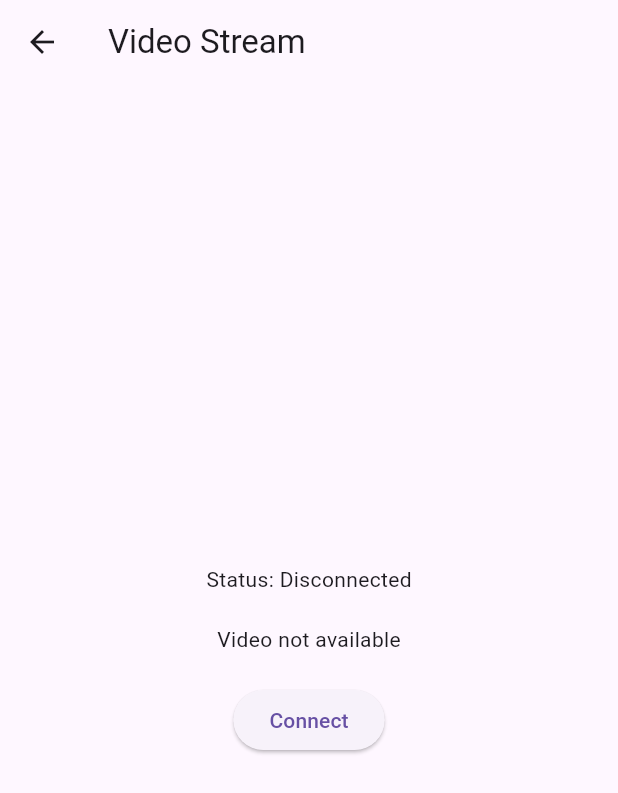
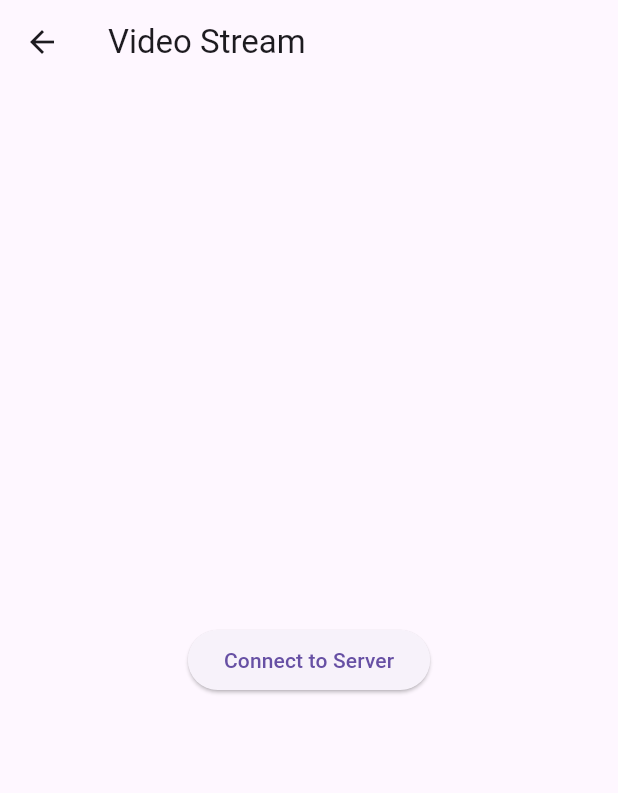
Before and after one commit to eodudrepublic/AlphatronApp, a Flutter app: the screen it shows after launch, on a phone screen of 412 x 824 dp. Shown: the top 793 px of the screen. Run offline on Flutter 3.47's test engine with Material 3 defaults, Android fonts, the phone set to English and light mode, and no system bars; our stand-ins replace firebase_auth, firebase_core, get, google_sign_in; missing offline and left inert: flutter_vlc_player, flutter_webrtc; accounts and stored records are empty.

Commit message:
feat - WebSocket 기반 비디오 스트리밍 기능 구현  - VideoStreamModel: WebSocket을 통해 비디오 스트림 데이터를 수신하는 모델 클래스 추가  - VideoStreamController: 수신된 데이터를 파일에 저장하고 VLC 플레이어로 재생하는 컨트롤러 구현  - VideoStreamView: 서버 연결 및 비디오 스트리밍을 위한 UI 구성

```diff
--- a/lib/model/ws_streaming/video_stream_model.dart
+++ b/lib/model/ws_streaming/video_stream_model.dart
@@ -1,10 +1,53 @@
+import 'dart:async';
+import 'dart:typed_data';
 import 'package:get/get.dart';
+import 'package:web_socket_channel/web_socket_channel.dart';
 
+// VideoStreamModel 클래스는 WebSocket을 통해 서버와 비디오 스트리밍 데이터를 주고받는 모델을 정의합니다.
 class VideoStreamModel {
-  final RxString url = ''.obs;
-  final RxString status = 'Disconnected'.obs;
+  late WebSocketChannel channel; // WebSocketChannel 객체를 통해 WebSocket 연결을 관리합니다.
+  RxBool isConnected = false
+      .obs; // RxBool을 사용하여 WebSocket 연결 상태를 관찰할 수 있습니다. GetX의 리액티브 프로그래밍 기능을 활용합니다.
+  final streamController = StreamController<
+      Uint8List>.broadcast(); // Uint8List 타입의 데이터를 스트리밍하기 위한 StreamController를 생성합니다. broadcast()를 사용하여 여러 리스너가 스트림을 구독할 수 있게 합니다.
 
-  void updateUrl(String newUrl) => url.value = newUrl;
+  // 서버에 WebSocket을 통해 연결을 시도하는 비동기 함수입니다.
+  Future<void> connectToServer() async {
+    try {
+      // WebSocket 서버에 연결합니다. Uri.parse()를 사용하여 WebSocket 서버의 주소를 지정합니다.
+      channel = WebSocketChannel.connect(Uri.parse('ws://localhost:7777/test'));
+      isConnected.value = true; // 연결에 성공하면 isConnected의 값을 true로 설정합니다.
 
-  void updateStatus(String newStatus) => status.value = newStatus;
+      // WebSocket 스트림을 구독하여 서버로부터 데이터를 수신합니다.
+      channel.stream.listen(
+        (dynamic data) {
+          // 수신한 데이터가 Uint8List 타입인지 확인합니다.
+          if (data is Uint8List) {
+            streamController.add(data); // 데이터를 StreamController를 통해 스트림에 추가합니다.
+          }
+        },
+        onError: (error) {
+          // WebSocket에서 오류가 발생한 경우 오류를 출력하고, 서버 연결을 해제합니다.
+          print('Error from WebSocket: $error');
+          disconnectFromServer(); // 서버와의 연결을 해제하는 함수 호출
+        },
+        onDone: () {
+          // WebSocket 연결이 종료되었을 때 호출됩니다.
+          print('WebSocket connection closed');
+          disconnectFromServer(); // 서버와의 연결을 해제하는 함수 호출
+        },
+      );
+    } catch (e) {
+      // WebSocket 연결 시도 중 오류가 발생한 경우 오류를 출력하고, 연결 상태를 false로 설정합니다.
+      print('Error connecting to WebSocket: $e');
+      isConnected.value = false;
+    }
+  }
+
+  // WebSocket 서버와의 연결을 해제하는 함수입니다.
+  void disconnectFromServer() {
+    channel.sink.close(); // WebSocket 연결을 닫습니다.
+    isConnected.value = false; // 연결 상태를 false로 설정합니다.
+    streamController.close(); // StreamController를 닫아 스트림을 종료합니다.
+  }
 }
--- a/lib/view/ws_streaming/video_stream_view.dart
+++ b/lib/view/ws_streaming/video_stream_view.dart
@@ -3,71 +3,55 @@ import 'package:get/get.dart';
 import 'package:flutter_vlc_player/flutter_vlc_player.dart';
 import '../../provider/ws_streaming/video_stream_controller.dart';
 
-class VideoStreamView extends GetView<VideoStreamController> {
-  // VideoStreamController 인스턴스를 뷰에 주입
-  final VideoStreamController controller = Get.put(VideoStreamController());
+// VideoStreamView 클래스는 비디오 스트리밍을 위한 UI를 정의합니다.
+// 서버와의 연결, 비디오 플레이어, 연결 해제 버튼 등을 포함한 Flutter 위젯을 구성합니다.
+class VideoStreamView extends StatelessWidget {
+  const VideoStreamView({Key? key}) : super(key: key);
 
   @override
   Widget build(BuildContext context) {
+    // Get.put()을 사용하여 VideoStreamController를 인스턴스화하고, 이 컨트롤러는 UI와의 상태 관리를 담당합니다.
+    final controller = Get.put(VideoStreamController());
+
     return Scaffold(
-      appBar: AppBar(title: Text('Video Stream')), // 상단 앱바 타이틀 설정
+      appBar: AppBar(title: const Text('Video Stream')),
+      // 상단 앱 바에 'Video Stream'이라는 제목을 표시합니다.
       body: Center(
-        child: Obx(() => Column(
-              mainAxisAlignment: MainAxisAlignment.center, // 세로로 중앙 정렬
+        // Obx는 GetX의 리액티브 위젯으로, Rx 변수의 변화에 따라 UI를 자동으로 업데이트합니다.
+        child: Obx(() {
+          // 서버와 연결되지 않은 경우, 'Connect to Server' 버튼을 표시합니다.
+          if (!controller.isConnected.value) {
+            return ElevatedButton(
+              onPressed: controller.connectToServer, // 버튼을 클릭하면 서버에 연결을 시도합니다.
+              child: const Text('Connect to Server'),
+            );
+          } else {
+            // 서버와 연결된 경우, 비디오 플레이어와 'Disconnect' 버튼을 표시합니다.
+            return Column(
+              mainAxisAlignment: MainAxisAlignment.center,
               children: [
-                // 연결 상태를 텍스트로 표시
-                Text('Status: ${controller.model.status.value}'),
-
-                // URL이 비어있지 않으면 URL 표시
-                if (controller.model.url.isNotEmpty)
-                  Text('URL: ${controller.model.url.value}'),
-                SizedBox(height: 20), // 간격 추가
-
-                // 상태가 'Connected'이면 비디오 스트림을 표시
-                if (controller.model.status.value == 'Connected')
-                  Expanded(
-                    child: AspectRatio(
-                      aspectRatio: 16 / 9, // 화면 비율 설정
-                      child: controller.vlcController != null
-                          ? VlcPlayer(
-                              controller: controller.vlcController!,
-                              aspectRatio: 16 / 9,
-                              placeholder:
-                                  Center(child: CircularProgressIndicator()),
-                            )
-                          : Container(
-                              color: Colors.black, // 비디오 스트림 배경색 설정
-                              child: Center(
-                                child: Text('Initializing video player...',
-                                    style: TextStyle(
-                                        color: Colors.white)), // 초기화 중 메시지
-                              ),
-                            ),
-                    ),
-                  )
-                else
-                  // 연결 상태가 'Connected'가 아니면 비디오가 사용 불가하다는 메시지 표시
-                  Text('Video not available'),
-                SizedBox(height: 20), // 간격 추가
-
-                // 연결/연결 해제 버튼
+                Expanded(
+                  // VlcPlayer 위젯을 사용하여 비디오를 재생합니다.
+                  child: VlcPlayer(
+                    controller: controller.vlcController,
+                    // VLC 플레이어 컨트롤러를 설정합니다.
+                    aspectRatio: 16 / 9,
+                    // 비디오의 가로 세로 비율을 16:9로 설정합니다.
+                    placeholder: const Center(
+                        child:
+                            CircularProgressIndicator()), // 비디오 로딩 중에 로딩 인디케이터를 표시합니다.
+                  ),
+                ),
                 ElevatedButton(
-                  onPressed: () {
-                    if (controller.model.status.value != 'Connected') {
-                      // 연결되지 않았을 경우 연결 시도
-                      controller.createAndConnectToStream(port: 8080);
-                    } else {
-                      // 이미 연결된 경우 연결 해제
-                      controller.disconnect();
-                    }
-                  },
-                  // 버튼 텍스트: 연결 상태에 따라 'Connect' 또는 'Disconnect'
-                  child: Text(controller.model.status.value != 'Connected'
-                      ? 'Connect'
-                      : 'Disconnect'),
+                  onPressed: controller.disconnectFromServer,
+                  // 버튼을 클릭하면 서버와의 연결을 해제합니다.
+                  child: const Text(
+                      'Disconnect'), // 'Disconnect'라는 텍스트를 버튼에 표시합니다.
                 ),
               ],
-            )),
+            );
+          }
+        }),
       ),
     );
   }
--- a/pubspec.yaml
+++ b/pubspec.yaml
@@ -40,6 +40,7 @@ dependencies:
   google_sign_in: ^6.2.1
 
   provider: ^6.1.2
+  path_provider: ^2.1.4
   get: ^4.6.6
 
   flutter_webrtc: ^0.11.6+hotfix.1
```
Also changed, not shown: lib/provider/ws_streaming/video_stream_controller.dart (+54 -138 lines), pubspec.lock.
